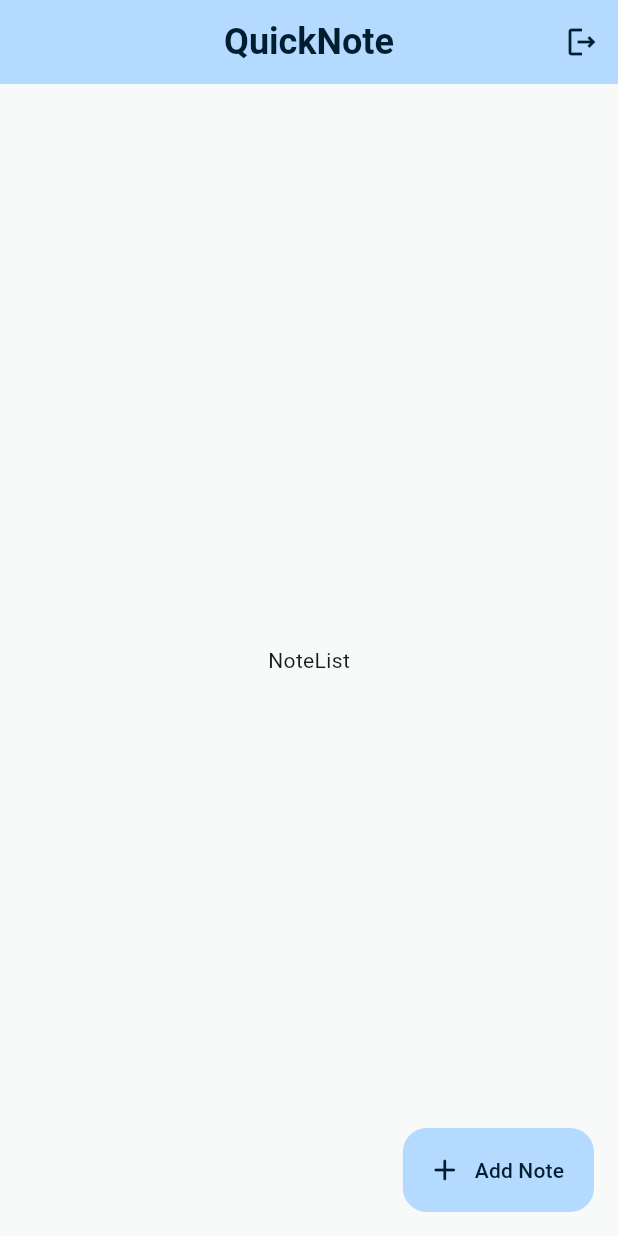
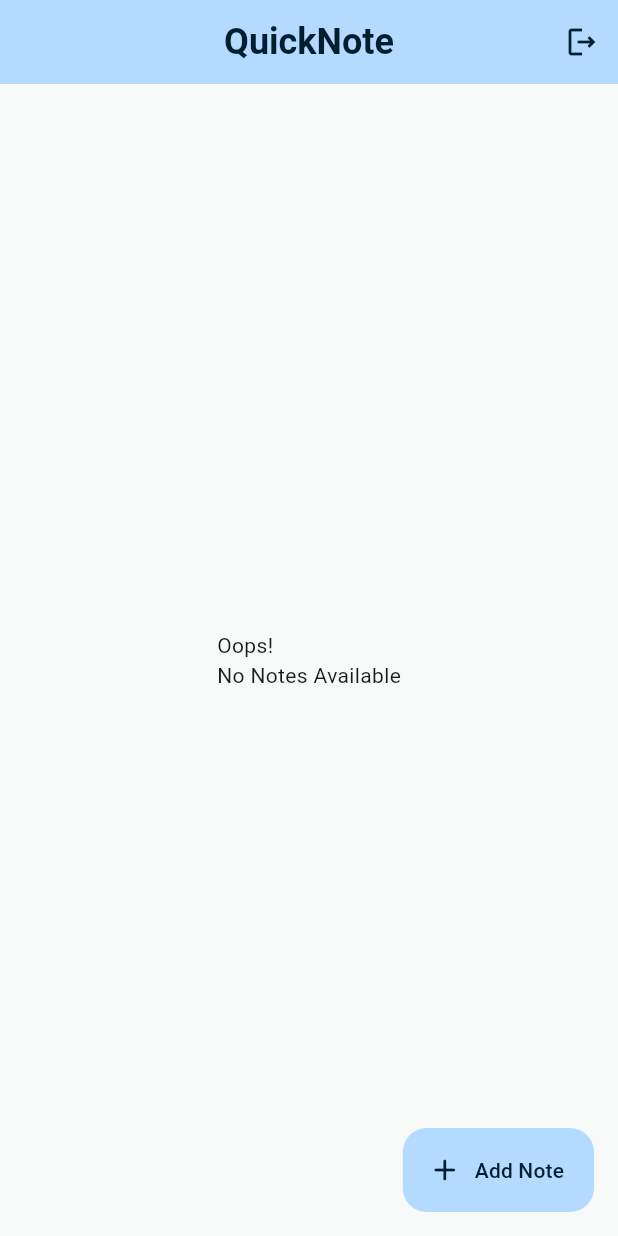
Before and after one commit to VrushankBardolia/quicknote, a Flutter app: the screen it shows once a user with an empty profile is signed in, on a phone screen of 412 x 824 dp. Run offline on Flutter 3.47's test engine with Material 2 defaults, Android fonts, the phone set to English and light mode, and no system bars; our stand-ins replace cloud_firestore, firebase_auth, firebase_core, get, google_fonts; accounts and stored records are empty; Roboto replaces fonts that are missing (Oxygen).

Commit message:
Display succeed

```diff
--- a/lib/screens/noteList.dart
+++ b/lib/screens/noteList.dart
@@ -1,3 +1,4 @@
+import 'package:cloud_firestore/cloud_firestore.dart';
 import 'package:firebase_auth/firebase_auth.dart';
 import 'package:flutter/material.dart';
 import 'package:get/get.dart';
@@ -11,6 +12,7 @@ class NoteList extends StatefulWidget {
 }
 
 class _NoteListState extends State<NoteList> {
+  User? userId=FirebaseAuth.instance.currentUser;
 
   signOut(){
     FirebaseAuth.instance.signOut();
@@ -41,7 +43,47 @@ class _NoteListState extends State<NoteList> {
         icon: const Icon(Icons.add_rounded),
         elevation: 0,
       ),
-      body: const Center(child: Text('NoteList')),
+
+      body: Padding(
+        padding: const EdgeInsets.all(8),
+        child: StreamBuilder(
+          stream: FirebaseFirestore.instance.collection("notes").where("uid",isEqualTo: userId?.uid).snapshots(),
+          builder: (context, snapshot) {
+            if(snapshot.hasError){
+              return const Center(child: Text('Something went wrong'));
+            }
+            if(snapshot.connectionState==ConnectionState.waiting){
+              return const Center(child: CircularProgressIndicator());
+            }
+            if(snapshot.data!.docs.isEmpty){
+              return const Center(child: Text('Oops!\nNo Notes Available'));
+            }
+            if(snapshot.hasData){
+              return ListView.builder(
+                  itemCount: snapshot.data!.docs.length,
+                  itemBuilder: (context,index){
+                  final note= snapshot.data!.docs[index];
+                  Timestamp t =note["createdAt"];
+                  DateTime dateTime=t.toDate();
+                    return Padding(
+                      padding: const EdgeInsets.symmetric(vertical: 4),
+                      child: ListTile(
+                        title: Text(note['title']),
+                        subtitle: Text("${dateTime.day}-${dateTime.month}-${dateTime.year}  ${dateTime.hour}:${dateTime.minute}"),
+                        tileColor: theme.secondaryContainer,
+                        textColor: theme.onSecondaryContainer,
+                        shape: RoundedRectangleBorder(
+                          borderRadius: BorderRadius.circular(12)
+                        ),
+                      ),
+                    );
+                  }
+              );
+            }
+            return Container();
+          },
+        ),
+      )
     );
   }
 }
--- a/lib/screens/signup.dart
+++ b/lib/screens/signup.dart
@@ -68,6 +68,7 @@ class _SignUpState extends State<SignUp> {
     return Scaffold(
       appBar: AppBar(
         backgroundColor: theme.primaryContainer,
+        centerTitle: true,
         title: Text('Signup',
           style: TextStyle(
               color: theme.onPrimaryContainer,
@@ -75,7 +76,6 @@ class _SignUpState extends State<SignUp> {
               fontSize: 24
           )
         ),
-        centerTitle: true,
       ),
         body: SingleChildScrollView(
           child: Center(
```
